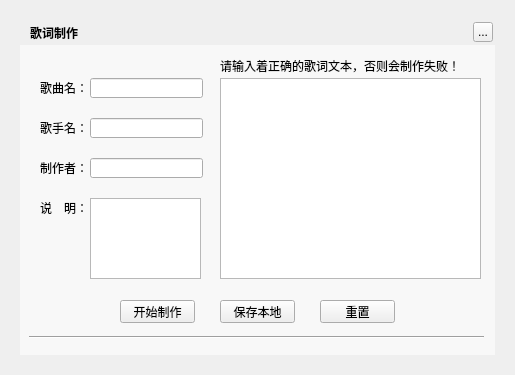
The window that musicUi/musicLrcmanager/musiclrcmakerwidget.ui (Greedysky/TTKMusicPlayer) describes before a commit, drawn with Qt 5.
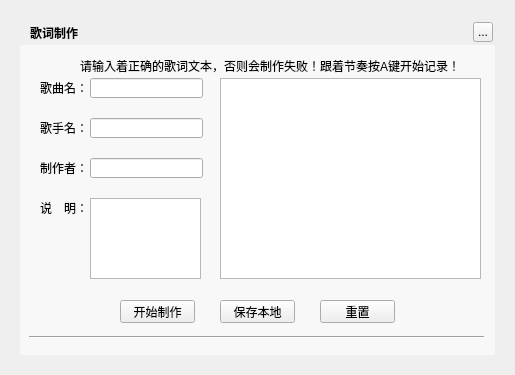
The same window after the commit.

Diff of the .ui file:
```diff
--- a/musicUi/musicLrcmanager/musiclrcmakerwidget.ui
+++ b/musicUi/musicLrcmanager/musiclrcmakerwidget.ui
@@ -212,14 +212,14 @@
   <widget class="QLabel" name="llrcIntroductionLabel">
    <property name="geometry">
     <rect>
-     <x>220</x>
+     <x>80</x>
      <y>58</y>
-     <width>251</width>
-     <height>16</height>
+     <width>381</width>
+     <height>15</height>
     </rect>
    </property>
    <property name="text">
-    <string>请输入着正确的歌词文本，否则会制作失败！</string>
+    <string>请输入着正确的歌词文本，否则会制作失败！跟着节奏按A键开始记录！</string>
    </property>
   </widget>
   <widget class="QWidget" name="backgroundMask" native="true">
```
